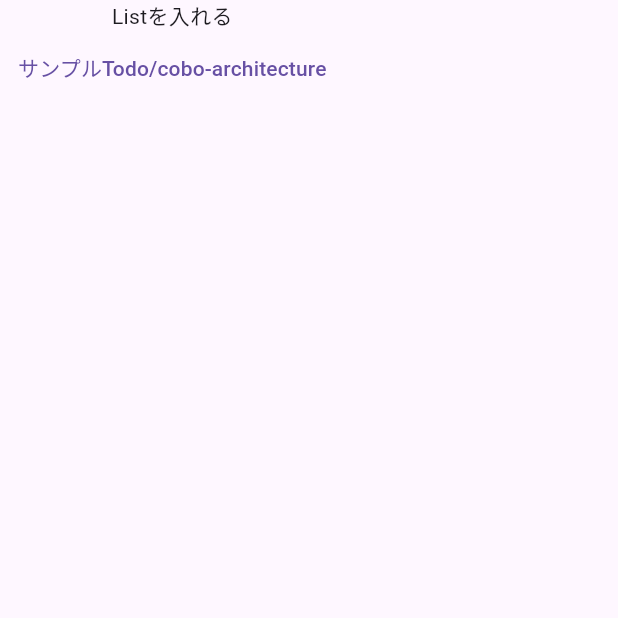
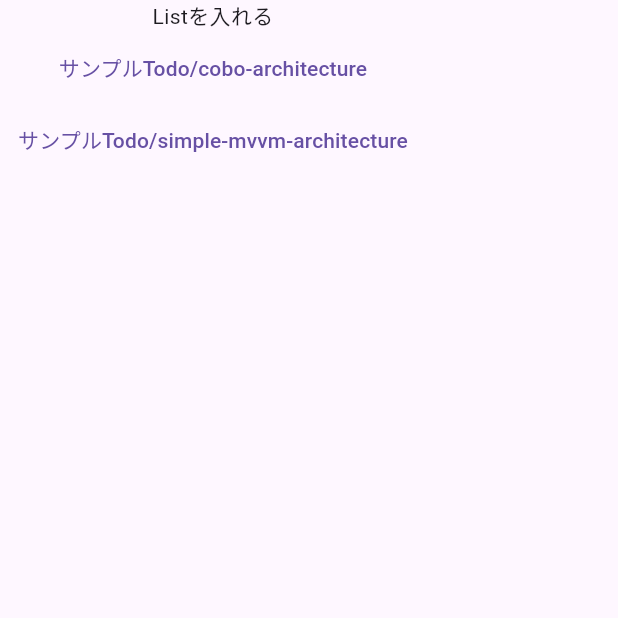
Before and after one commit to tomoki1590/UnSubScribeApp, a Flutter app: the screen it shows after launch, on a phone screen of 412 x 824 dp, the top half of it. Run offline on Flutter 3.47's test engine with Material 2 defaults, Android fonts, the phone set to English and light mode, and no system bars; our stand-ins replace cloud_firestore, firebase_core, flutter_riverpod, freezed_annotation; accounts and stored records are empty.

Commit message:
feat: 比較的にシンプルな MVVM の基盤作成

```diff
--- /dev/null
+++ b/lib/architecture-sample/mvvm/firebase/firestore_refs.dart
@@ -0,0 +1,19 @@
+// ignore_for_file: flutter_style_todos
+
+import 'package:cloud_firestore/cloud_firestore.dart';
+
+import '../model/todo/todo.dart';
+
+final _db = FirebaseFirestore.instance;
+
+/// todos コレクションの参照。
+final todosRef = _db.collection('todos').withConverter<Todo>(
+      fromFirestore: (ds, _) {
+        return Todo.fromDocumentSnapshot(ds);
+      },
+      toFirestore: (obj, _) => obj.toJson(),
+    );
+
+/// todo ドキュメントの参照。
+DocumentReference<Todo> todoRef({required String todoId}) =>
+    todosRef.doc(todoId);
--- /dev/null
+++ b/lib/architecture-sample/mvvm/firebase/repository/todo_repository.dart
@@ -0,0 +1,31 @@
+import 'package:flutter_riverpod/flutter_riverpod.dart';
+import 'package:unsbscribe_app/architecture-sample/mvvm/firebase/firestore_refs.dart';
+
+import '../../model/todo/todo.dart';
+
+final todoRepositoryProvider = Provider<TodoRepository>(
+  (_) => TodoRepository(),
+);
+
+class TodoRepository {
+  Future<void> add({required Todo todo}) async {
+    await todosRef.add(todo);
+  }
+
+  Future<void> delete({required String todoId}) async {
+    await todoRef(todoId: todoId).delete();
+  }
+
+  Stream<List<Todo>> subscribeTodos() {
+    return todosRef.orderBy('createdAt', descending: true).snapshots().map(
+      (qs) {
+        final result = qs.docs.map((qds) => qds.data()).toList();
+        return result;
+      },
+    );
+  }
+
+  Future<void> update({required Todo todo}) async {
+    await todoRef(todoId: todo.todoId).update(todo.toJson());
+  }
+}
--- /dev/null
+++ b/lib/architecture-sample/mvvm/firebase/timestamp_converter.dart
@@ -0,0 +1,13 @@
+import 'package:cloud_firestore/cloud_firestore.dart';
+import 'package:freezed_annotation/freezed_annotation.dart';
+
+class TimestampConverter implements JsonConverter<DateTime?, Timestamp?> {
+  const TimestampConverter();
+
+  @override
+  DateTime? fromJson(Timestamp? json) => json?.toDate();
+
+  @override
+  Timestamp? toJson(DateTime? object) =>
+      object == null ? null : Timestamp.fromDate(object);
+}
--- /dev/null
+++ b/lib/architecture-sample/mvvm/model/todo/todo.dart
@@ -0,0 +1,29 @@
+import 'package:cloud_firestore/cloud_firestore.dart';
+import 'package:freezed_annotation/freezed_annotation.dart';
+
+import '../../firebase/timestamp_converter.dart';
+
+part 'todo.freezed.dart';
+part 'todo.g.dart';
+
+/// 画面とデータソースの両方に対応するデータモデル
+@freezed
+class Todo with _$Todo {
+  const factory Todo({
+    @Default('') String todoId,
+    @Default('') String description,
+    @TimestampConverter() DateTime? createdAt,
+  }) = _Todo;
+
+  factory Todo.fromJson(Map<String, dynamic> json) => _$TodoFromJson(json);
+
+  factory Todo.fromDocumentSnapshot(DocumentSnapshot ds) {
+    final data = ds.data()! as Map<String, dynamic>;
+    return Todo.fromJson(<String, dynamic>{
+      ...data,
+      'todoId': ds.id,
+    });
+  }
+
+  const Todo._();
+}
--- a/lib/presentation/screen/home_screen.dart
+++ b/lib/presentation/screen/home_screen.dart
@@ -2,6 +2,8 @@ import 'package:flutter/material.dart';
 import 'package:unsbscribe_app/presentation/screen_navigation.dart';
 
 import '../../architecture-sample/cobo-/presentation/page/todo/todo_page.dart';
+import '../../architecture-sample/mvvm/presentation/view/todo_page.dart'
+    as mvvm;
 
 class HomeScreen extends StatelessWidget {
   const HomeScreen({super.key});
@@ -18,6 +20,12 @@ class HomeScreen extends StatelessWidget {
                 ScreenNavigation.push(context, const TodoPage());
               },
               child: const Text('サンプルTodo/cobo-architecture'),
+            ),
+            TextButton(
+              onPressed: () {
+                ScreenNavigation.push(context, const mvvm.TodoPage());
+              },
+              child: const Text('サンプルTodo/simple-mvvm-architecture'),
             )
           ],
         ),
```
Also changed, not shown: lib/architecture-sample/mvvm/presentation/view/component/loading.dart (added, +27 -0 lines), lib/architecture-sample/mvvm/presentation/view/todo_page.dart (added, +57 -0 lines), lib/architecture-sample/mvvm/presentation/view_model/todo_page_view_model.dart (added, +103 -0 lines), lib/architecture-sample/mvvm/model/todo/todo.freezed.dart (added), lib/architecture-sample/mvvm/model/todo/todo.g.dart (added), 1 other file.
